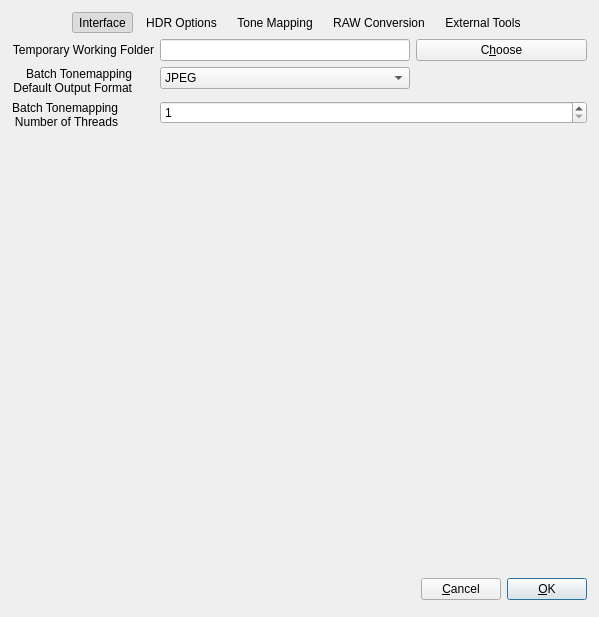
Before: the Qt Designer form forms/PreferencesDialog.ui in LuminanceHDR/LuminanceHDR, drawn with Qt 5.
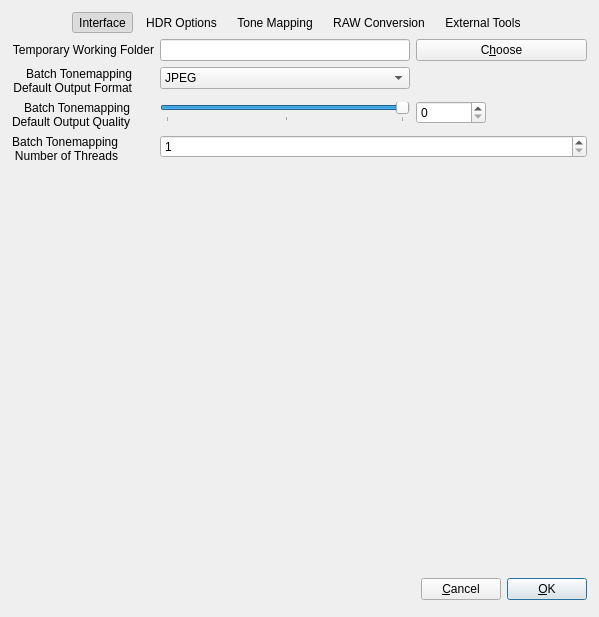
After: the same form once the commit is applied. The open tabs and pages were chosen to show the change. Icons and pictures are not drawn.

Commit message: [PreferencesDialog] new control for default output quality in batch tm process

Diff of the .ui file:
```diff
--- a/forms/PreferencesDialog.ui
+++ b/forms/PreferencesDialog.ui
@@ -562,7 +562,7 @@
              </item>
             </widget>
            </item>
-           <item row="2" column="0">
+           <item row="3" column="0">
             <widget class="QLabel" name="numThreadsLabel">
              <property name="toolTip">
               <string>Amount of threads to use on multicore/SMP machines</string>
@@ -578,7 +578,7 @@
              </property>
             </widget>
            </item>
-           <item row="2" column="1">
+           <item row="3" column="1">
             <widget class="QSpinBox" name="numThreadspinBox">
              <property name="sizePolicy">
               <sizepolicy hsizetype="Preferred" vsizetype="Fixed">
@@ -597,6 +597,76 @@
              </property>
             </widget>
            </item>
+           <item row="2" column="0">
+            <widget class="QLabel" name="label_14">
+             <property name="text">
+              <string>Batch Tonemapping Default Output Quality</string>
+             </property>
+             <property name="alignment">
+              <set>Qt::AlignRight|Qt::AlignTrailing|Qt::AlignVCenter</set>
+             </property>
+             <property name="wordWrap">
+              <bool>true</bool>
+             </property>
+            </widget>
+           </item>
+           <item row="2" column="1">
+            <layout class="QHBoxLayout" name="horizontalLayout_18">
+             <item>
+              <widget class="QSlider" name="batchTmOutputQualitySlider">
+               <property name="minimumSize">
+                <size>
+                 <width>250</width>
+                 <height>0</height>
+                </size>
+               </property>
+               <property name="maximumSize">
+                <size>
+                 <width>250</width>
+                 <height>16777215</height>
+                </size>
+               </property>
+               <property name="minimum">
+                <number>1</number>
+               </property>
+               <property name="maximum">
+                <number>100</number>
+               </property>
+               <property name="value">
+                <number>100</number>
+               </property>
+               <property name="orientation">
+                <enum>Qt::Horizontal</enum>
+               </property>
+               <property name="tickPosition">
+                <enum>QSlider::TicksBelow</enum>
+               </property>
+               <property name="tickInterval">
+                <number>50</number>
+               </property>
+              </widget>
+             </item>
+             <item>
+              <widget class="QSpinBox" name="batchTmOutputQualitySpinBox">
+               <property name="minimumSize">
+                <size>
+                 <width>70</width>
+                 <height>0</height>
+                </size>
+               </property>
+               <property name="maximumSize">
+                <size>
+                 <width>70</width>
+                 <height>16777215</height>
+                </size>
+               </property>
+               <property name="maximum">
+                <number>100</number>
+               </property>
+              </widget>
+             </item>
+            </layout>
+           </item>
           </layout>
          </item>
         </layout>
```
Left out of the diff: 63 changed lines with no effect on the pictures. The commit also changes 2 other files.
